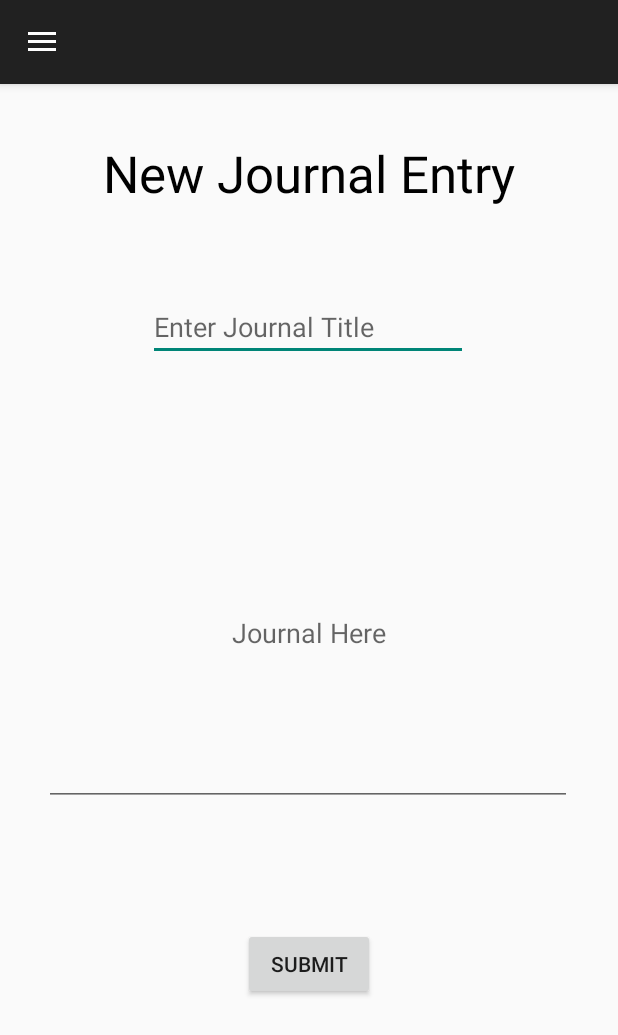
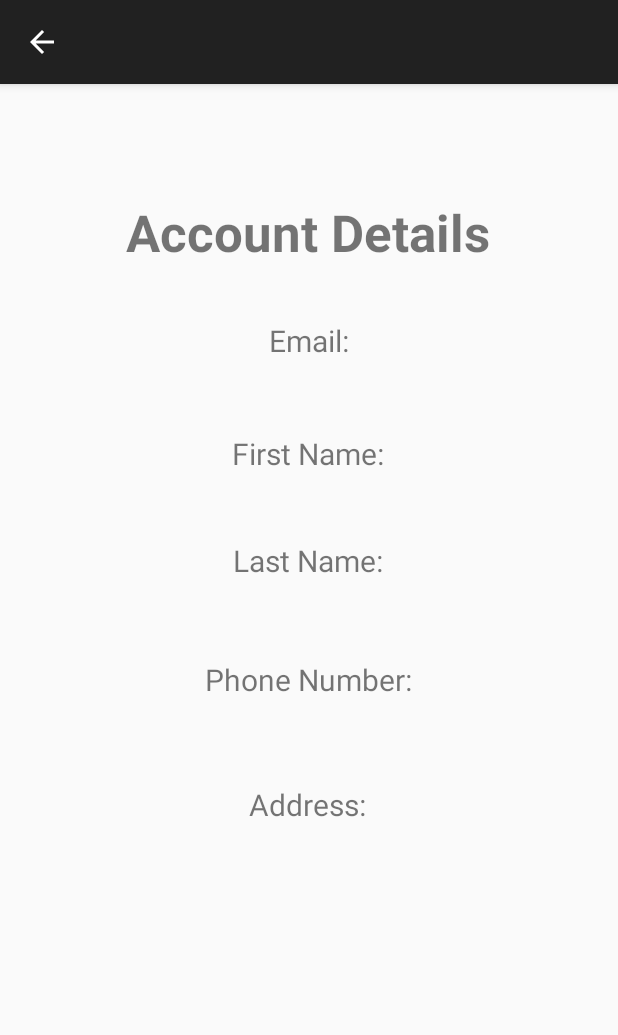
Before and after one commit to Ali-m99/Mobile-Programming-Project, an Android app: the screen it shows after launch once a user with an empty profile is signed in (AddJournal before the commit, MyAccount after it), in the side drawer, after a tap on "My Account", on a phone screen of 412 x 824 dp. Shown: the top 1035 px of the screen. Run offline under Robolectric (Android 15) with nearby library versions, the phone set to English and light mode, and no system bars; our stand-ins replace Firebase (no records; nobody signed in at launch, a user with empty details on screens opened directly); Roboto replaces fonts that are not available here; 3 statements that could not run were skipped.

Commit message:
Added my account activity and XML layout file

```diff
--- a/app/src/main/AndroidManifest.xml
+++ b/app/src/main/AndroidManifest.xml
@@ -39,6 +39,10 @@
             android:name=".JournalActivity"
             android:theme="@style/Base.Theme.AppCompat.Light.DarkActionBar"
             android:label="" />
+        <activity android:name=".MyAccount"
+            android:theme="@style/Base.Theme.AppCompat.Light.DarkActionBar"
+            android:label="" />
+
 
         <meta-data
             android:name="preloaded_fonts"
--- a/app/src/main/java/com/example/mobileprogrammingproject/BaseActivity.java
+++ b/app/src/main/java/com/example/mobileprogrammingproject/BaseActivity.java
@@ -40,7 +40,7 @@ public class BaseActivity extends AppCompatActivity {
                 if (id == R.id.nav_home) {
                     startActivity(new Intent(BaseActivity.this, MainActivity.class));
                 } else if (id == R.id.nav_account) {
-                    startActivity(new Intent(BaseActivity.this, AddJournal.class));
+                    startActivity(new Intent(BaseActivity.this, MyAccount.class));
                 } else if (id == R.id.nav_settings) {
                     startActivity(new Intent(BaseActivity.this, Login.class));
                 } else if (id == R.id.nav_logout) {
--- /dev/null
+++ b/app/src/main/java/com/example/mobileprogrammingproject/MyAccount.java
@@ -0,0 +1,16 @@
+package com.example.mobileprogrammingproject;
+
+import android.os.Bundle;
+
+public class MyAccount extends BaseActivity{
+    protected void onCreate(Bundle savedInstanceState) {
+        super.onCreate(savedInstanceState);
+        setContentView(R.layout.activity_myaccount);
+        //  Add your account related functionality here
+
+
+
+
+
+    }
+}
--- /dev/null
+++ b/app/src/main/res/layout/activity_myaccount.xml
@@ -0,0 +1,117 @@
+<?xml version="1.0" encoding="utf-8"?>
+<!-- TO USE THE DESIGN FEATURE WE NEED TO COMMENT OUT THE DRAWER LAYOUT BELOW -->
+<!-- BEFORE RUNNING THE APP, MAKE SURE TO UNCOMMENT THE DRAWER LAYOUT BELOW -->
+
+<!--<androidx.drawerlayout.widget.DrawerLayout xmlns:android="http://schemas.android.com/apk/res/android"-->
+<!--    xmlns:app="http://schemas.android.com/apk/res-auto"-->
+<!--    xmlns:tools="http://schemas.android.com/tools"-->
+<!--    android:id="@+id/drawer_layout"-->
+<!--    android:layout_width="match_parent"-->
+<!--    android:layout_height="match_parent"-->
+<!--    android:fitsSystemWindows="true"-->
+<!--    tools:openDrawer="start">-->
+
+<!--    <androidx.constraintlayout.widget.ConstraintLayout-->
+<!--        android:layout_width="match_parent"-->
+<!--        android:layout_height="match_parent"-->
+<!--        android:orientation="vertical"-->
+<!--        android:gravity="center"-->
+<!--        tools:context=".MyAccount">-->
+        <!-- UNCOMMENT THIS TO USE THE DESIGN FEATURE OTHERWISE YOU WONT SEE WHAT YOU'RE DRAGGING TO THE SCREEN -->
+        <!-- COMMENT OUT THIS CONSTRAINT LAYOUT BEFORE RUNNING THE APP -->
+
+            <androidx.constraintlayout.widget.ConstraintLayout xmlns:android="http://schemas.android.com/apk/res/android"
+                xmlns:app="http://schemas.android.com/apk/res-auto"
+                xmlns:tools="http://schemas.android.com/tools"
+                android:layout_width="match_parent"
+                android:layout_height="match_parent"
+                android:orientation="vertical"
+                android:gravity="center"
+                tools:context=".MyAccount">
+
+
+    <TextView
+        android:id="@+id/textView4"
+        android:layout_width="wrap_content"
+        android:layout_height="wrap_content"
+        android:layout_marginTop="76dp"
+        android:text="Account Details"
+        android:textSize="34sp"
+        android:textStyle="bold"
+        app:layout_constraintEnd_toEndOf="parent"
+        app:layout_constraintHorizontal_bias="0.498"
+        app:layout_constraintStart_toStartOf="parent"
+        app:layout_constraintTop_toTopOf="parent" />
+
+    <TextView
+        android:id="@+id/textView5"
+        android:layout_width="wrap_content"
+        android:layout_height="wrap_content"
+        android:layout_marginTop="36dp"
+        android:text="Email:"
+        android:textSize="20sp"
+        app:layout_constraintEnd_toEndOf="parent"
+        app:layout_constraintStart_toStartOf="parent"
+        app:layout_constraintTop_toBottomOf="@+id/textView4" />
+
+    <TextView
+        android:id="@+id/textView6"
+        android:layout_width="wrap_content"
+        android:layout_height="wrap_content"
+        android:layout_marginTop="48dp"
+        android:text="First Name:"
+        android:textSize="20sp"
+        app:layout_constraintEnd_toEndOf="parent"
+        app:layout_constraintHorizontal_bias="0.498"
+        app:layout_constraintStart_toStartOf="parent"
+        app:layout_constraintTop_toBottomOf="@+id/textView5" />
+
+    <TextView
+        android:id="@+id/textView7"
+        android:layout_width="wrap_content"
+        android:layout_height="wrap_content"
+        android:layout_marginTop="44dp"
+        android:text="Last Name:"
+        android:textSize="20sp"
+        app:layout_constraintEnd_toEndOf="parent"
+        app:layout_constraintHorizontal_bias="0.498"
+        app:layout_constraintStart_toStartOf="parent"
+        app:layout_constraintTop_toBottomOf="@+id/textView6" />
+
+    <TextView
+        android:id="@+id/textView8"
+        android:layout_width="wrap_content"
+        android:layout_height="wrap_content"
+        android:layout_marginTop="52dp"
+        android:text="Phone Number:"
+        android:textSize="20sp"
+        app:layout_constraintEnd_toEndOf="parent"
+        app:layout_constraintHorizontal_bias="0.498"
+        app:layout_constraintStart_toStartOf="parent"
+        app:layout_constraintTop_toBottomOf="@+id/textView7" />
+
+    <TextView
+        android:id="@+id/textView9"
+        android:layout_width="wrap_content"
+        android:layout_height="wrap_content"
+        android:layout_marginTop="56dp"
+        android:text="Address:"
+        android:textSize="20sp"
+        app:layout_constraintEnd_toEndOf="parent"
+        app:layout_constraintHorizontal_bias="0.498"
+        app:layout_constraintStart_toStartOf="parent"
+        app:layout_constraintTop_toBottomOf="@+id/textView8" />
+</androidx.constraintlayout.widget.ConstraintLayout>
+
+    <!-- COMMENT THIS BLOCK TO USE THE DESIGN FEATURE -->
+    <!-- UNCOMMENT THIS BLOCK BEFORE RUNNING THE APP -->
+
+<!--    <com.google.android.material.navigation.NavigationView-->
+<!--        android:id="@+id/nav_view"-->
+<!--        android:layout_width="wrap_content"-->
+<!--        android:layout_height="match_parent"-->
+<!--        android:layout_gravity="start"-->
+<!--        app:menu="@menu/drawer_menu" />-->
+
+
+<!--</androidx.drawerlayout.widget.DrawerLayout>-->
```
